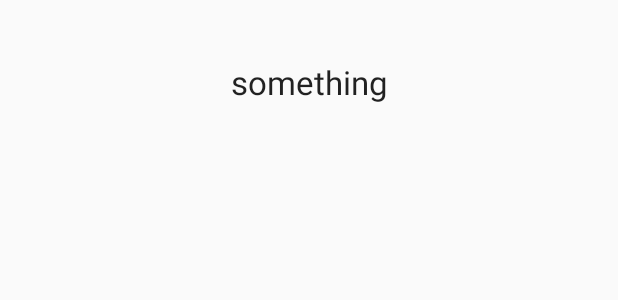
After one commit to hackgt2016-carpartspricecompare/android, an Android app: the layout fragment_parts.xml on its own in the app's theme, with its tools: preview values and no code run, on a phone screen of 412 x 824 dp. The commit adds this screen. Shown: the top 300 px of the screen. Run offline under Robolectric (Android 15) with nearby library versions, the phone set to English and light mode, and no system bars.

Commit message:
added Part.java and Category.java

```diff
--- /dev/null
+++ b/app/src/main/res/layout/fragment_parts.xml
@@ -0,0 +1,28 @@
+<FrameLayout xmlns:android="http://schemas.android.com/apk/res/android"
+    xmlns:tools="http://schemas.android.com/tools"
+    android:layout_width="match_parent"
+    android:layout_height="match_parent"
+    tools:context="com.hackgt.partspricer.PartsFragment">
+
+    <!-- TODO: Update blank fragment layout -->
+
+    <LinearLayout
+        android:orientation="vertical"
+        android:layout_width="match_parent"
+        android:layout_height="match_parent">
+
+        <TextView
+            android:layout_width="match_parent"
+            android:layout_height="wrap_content"
+            android:id="@+id/textView2"
+            android:gravity="center"
+            android:padding="40dp"
+            android:text="something"
+            android:textAppearance="@android:style/TextAppearance.Large" />
+
+        <ListView
+            android:layout_width="match_parent"
+            android:layout_height="match_parent" />
+    </LinearLayout>
+
+</FrameLayout>
--- a/app/src/main/res/values/strings.xml
+++ b/app/src/main/res/values/strings.xml
@@ -11,4 +11,7 @@
     <string name="error_incorrect_password">This password is incorrect</string>
     <string name="error_field_required">This field is required</string>
     <string name="permission_rationale">"Contacts permissions are needed for providing email completions."</string>
+
+    <!-- TODO: Remove or change this placeholder text -->
+    <string name="hello_blank_fragment">Hello blank fragment</string>
 </resources>
```
Also changed, not shown: app/src/main/java/com/hackgt/partspricer/Category.java (added, +23 -0 lines), app/src/main/java/com/hackgt/partspricer/MainActivity.java (+16 -6 lines), app/src/main/java/com/hackgt/partspricer/Part.java (added, +24 -0 lines), app/src/main/java/com/hackgt/partspricer/PartsFragment.java (added, +109 -0 lines), app/src/main/res/layout/parts_category_card.xml (added, +26 -0 lines).
